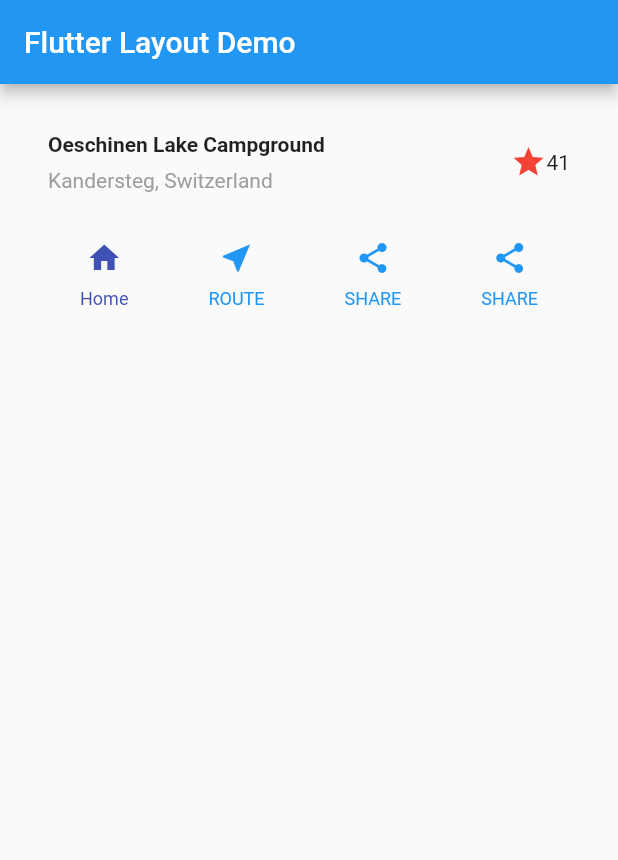
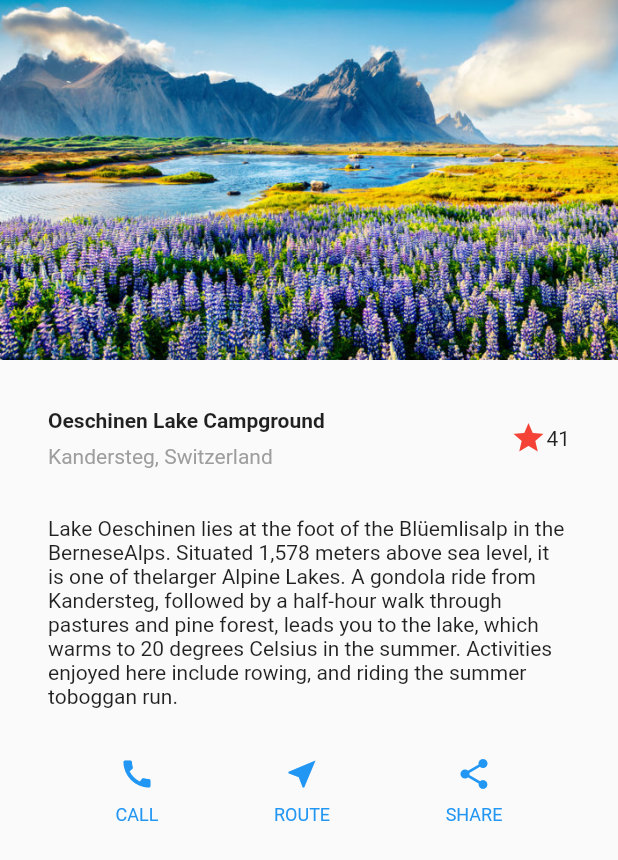
Before and after one commit to arturobl00/AppHibridas22, a Flutter app: the screen it shows after launch, on a phone screen of 412 x 824 dp. Shown: the top 860 px of the screen. Run offline on Flutter 3.47's test engine with Material 2 defaults, Android fonts, the phone set to English and light mode, and no system bars.

Commit message:
Semana 2 actualizado

```diff
--- a/app2/layouts/lib/main.dart
+++ b/app2/layouts/lib/main.dart
@@ -11,6 +11,7 @@
   Widget build(BuildContext context) {
     return MaterialApp(
         title: 'Flutter Demo',
+        debugShowCheckedModeBanner: false,
         theme: ThemeData(
           primarySwatch: Colors.blue,
         ),
@@ -24,13 +25,17 @@
   @override
   Widget build(BuildContext context) {
     return Scaffold(
-        appBar: AppBar(
-          title: const Text("Flutter Layout Demo"),
-        ),
-        body: Column(children: [
-          const TitleSection(),
-          buttonSection,
-        ]));
+        body: ListView(children: [
+      Image.asset(
+        'images/paisaje.jpg',
+        width: 600,
+        height: 240,
+        fit: BoxFit.cover,
+      ),
+      const TitleSection(),
+      textSection,
+      buttonSection
+    ]));
   }
 }
 
@@ -91,10 +96,22 @@
   child: Row(
     mainAxisAlignment: MainAxisAlignment.spaceEvenly,
     children: [
-      _builButtonColumn(Colors.indigo, Icons.home, 'Home'),
+      _builButtonColumn(Colors.blue, Icons.call, 'CALL'),
       _builButtonColumn(Colors.blue, Icons.near_me, 'ROUTE'),
-      _builButtonColumn(Colors.blue, Icons.share, 'SHARE'),
       _builButtonColumn(Colors.blue, Icons.share, 'SHARE'),
     ],
   ),
 );
+
+Widget textSection = Container(
+  padding: const EdgeInsets.only(left: 32.0, right: 32.0, bottom: 32.0),
+  child: const Text(
+    'Lake Oeschinen lies at the foot of the Blüemlisalp in the Bernese'
+    'Alps. Situated 1,578 meters above sea level, it is one of the'
+    'larger Alpine Lakes. A gondola ride from Kandersteg, followed by a '
+    'half-hour walk through pastures and pine forest, leads you to the '
+    'lake, which warms to 20 degrees Celsius in the summer. Activities '
+    'enjoyed here include rowing, and riding the summer toboggan run.',
+    softWrap: true,
+  ),
+);
--- a/app2/layouts/pubspec.yaml
+++ b/app2/layouts/pubspec.yaml
@@ -58,8 +58,8 @@
   uses-material-design: true
 
   # To add assets to your application, add an assets section, like this:
-  # assets:
-  #   - images/a_dot_burr.jpeg
+  assets:
+    - images/paisaje.jpg
   #   - images/a_dot_ham.jpeg
 
   # An image asset can refer to one or more resolution-specific "variants", see
```
Also changed, not shown: app2/layouts/images/paisaje.jpg (added).
